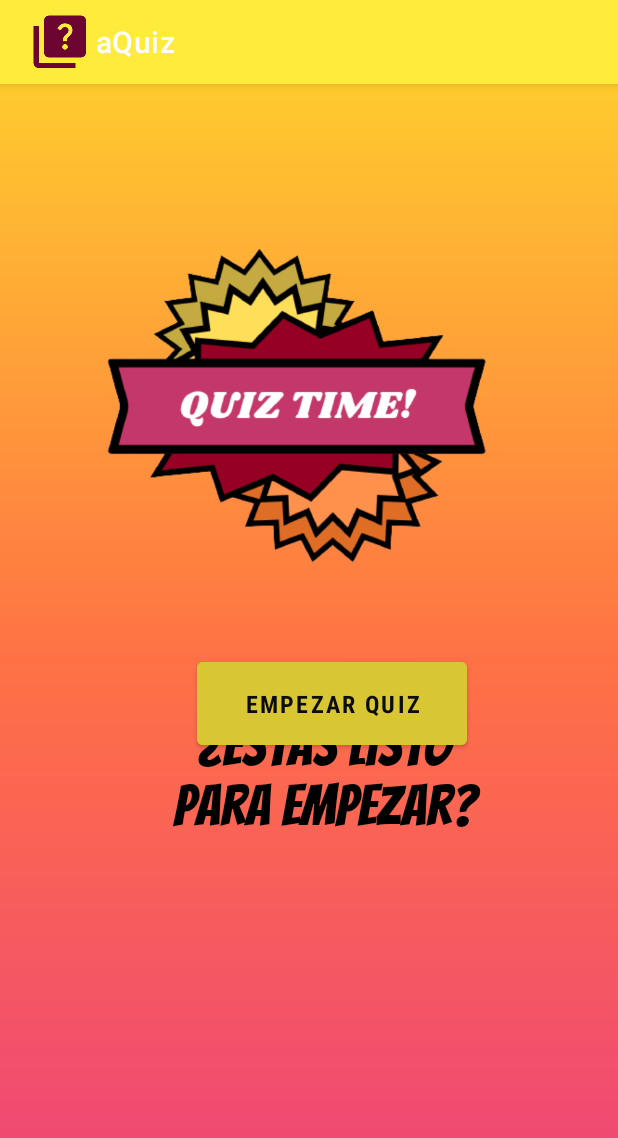
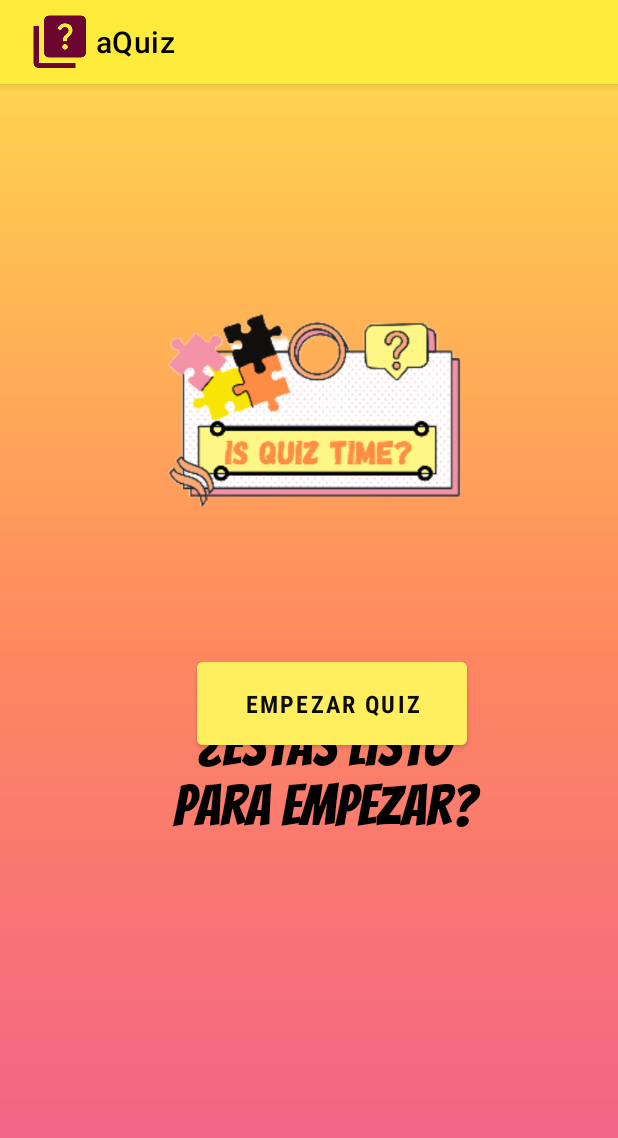
Before and after one commit to tarekth507/Proyecto_5_preguntas, an Android app: the screen it shows after launch (MainActivity), on a phone screen of 412 x 824 dp. Shown: the top 1138 px of the screen. Run offline under Robolectric (Android 15) with nearby library versions, the phone set to English and light mode, and no system bars.

Commit message:
Diseño hecho :P

```diff
--- a/app/src/main/java/com/example/preguntas/MainActivity.java
+++ b/app/src/main/java/com/example/preguntas/MainActivity.java
@@ -15,7 +15,7 @@ public class MainActivity extends AppCompatActivity {
     protected void onCreate(Bundle savedInstanceState) {
         super.onCreate(savedInstanceState);
         setContentView(R.layout.activity_main);
-        //getSupportActionBar().setTitle(Html.fromHtml("<font color='#000000'>aQuiz</font>"));
+        getSupportActionBar().setTitle(Html.fromHtml("<font color='#000000'>aQuiz</font>"));
         getSupportActionBar().setDisplayShowHomeEnabled(true);
         getSupportActionBar().setIcon(R.mipmap.icon);
         startButton = findViewById(R.id.startButton);
--- a/app/src/main/res/layout/activity_main.xml
+++ b/app/src/main/res/layout/activity_main.xml
@@ -5,7 +5,7 @@
     android:layout_width="match_parent"
     android:layout_height="match_parent"
     android:background="@drawable/wallpaper_lineargradient"
-    android:backgroundTint="#28FFFFFF"
+    android:backgroundTint="#48FFFFFF"
     android:backgroundTintMode="src_over"
     android:visibility="visible"
     tools:context=".MainActivity">
@@ -35,7 +35,7 @@
         android:layout_marginStart="131dp"
         android:layout_marginTop="379dp"
         android:layout_marginBottom="315dp"
-        android:backgroundTint="#D8C732"
+        android:backgroundTint="#FFEF5F"
         android:fontFamily="sans-serif-condensed-medium"
         android:text="Empezar Quiz"
         android:textColor="#0C0C0C"
@@ -43,16 +43,17 @@
         android:textStyle="bold" />
 
     <ImageView
-        android:id="@+id/imageView"
-        android:layout_width="412dp"
-        android:layout_height="303dp"
+        android:id="@+id/imageView2"
+        android:layout_width="match_parent"
+        android:layout_height="wrap_content"
         android:layout_alignParentStart="true"
         android:layout_alignParentTop="true"
         android:layout_alignParentEnd="true"
         android:layout_alignParentBottom="true"
-        android:layout_marginStart="1dp"
+        android:layout_marginStart="0dp"
         android:layout_marginTop="56dp"
-        android:layout_marginEnd="-1dp"
-        android:layout_marginBottom="372dp"
-        app:srcCompat="@drawable/quiz_time__removebg_preview" />
+        android:layout_marginEnd="0dp"
+        android:layout_marginBottom="375dp"
+        app:srcCompat="@drawable/quiz_time___1__fotor_bg_remover_20230721215049" />
+
 </RelativeLayout>
--- a/app/src/main/res/layout/activity_score.xml
+++ b/app/src/main/res/layout/activity_score.xml
@@ -37,4 +37,5 @@
         android:fontFamily="sans-serif-black"
         android:insetBottom="6dp"
         android:text="Restart Quiz"/>
+
 </RelativeLayout>
--- a/app/src/main/res/values/styles.xml
+++ /dev/null
@@ -1,9 +0,0 @@
-<?xml version="1.0" encoding="utf-8"?>
-<resources>
-    <style name="CustomActionBarTitleStyle" parent="@style/TextAppearance.AppCompat.Widget.ActionBar.Title">
-        <item name="android:textColor">@color/black</item>
-        <item name="android:textSize">20sp</item>
-        <item name="android:textStyle">bold</item>
-        <!-- Add more attributes as per your requirements -->
-    </style>
-</resources>
--- a/app/src/main/res/values/themes.xml
+++ b/app/src/main/res/values/themes.xml
@@ -13,6 +13,12 @@
         <item name="android:statusBarColor">?attr/colorPrimaryVariant</item>
         <!-- Customize your theme here. -->
     </style>
+    <style name="ActionBar" parent="@style/TextAppearance.AppCompat.Widget.ActionBar.Title">
+        <item name="android:textColor">@color/black</item>
+        <item name="android:textSize">20sp</item>
+        <item name="android:textStyle">bold</item>
+        <!-- Add more attributes as per your requirements -->
+    </style>
     <color name="lime_green">#C8F902</color>
     <color name="green_peachy">#97DC21</color>
     <color name="yellowa">#D8C732</color>
```
Also changed, not shown: app/src/main/res/drawable-normal/quiz_time___1__fotor_bg_remover_20230721215049.png (added), app/src/main/res/drawable-normal/quiz_time__removebg_preview.png (deleted).
